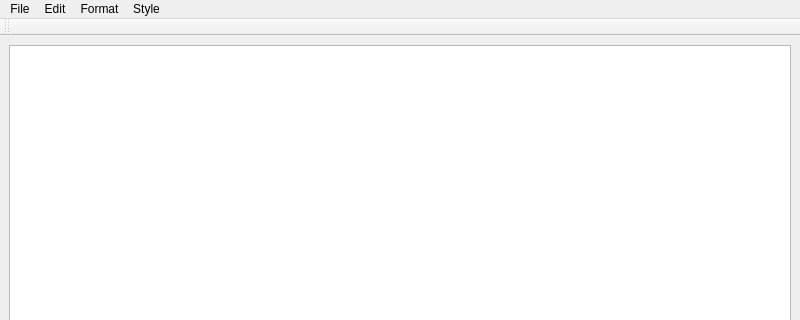
Above: Design.ui from JopkaMuravya/Summer-practice-text-editor before the change; both pictures show x 0 to 800 and y 0 to 320 of the 800 by 615 pixel window. Below: the same form after it.
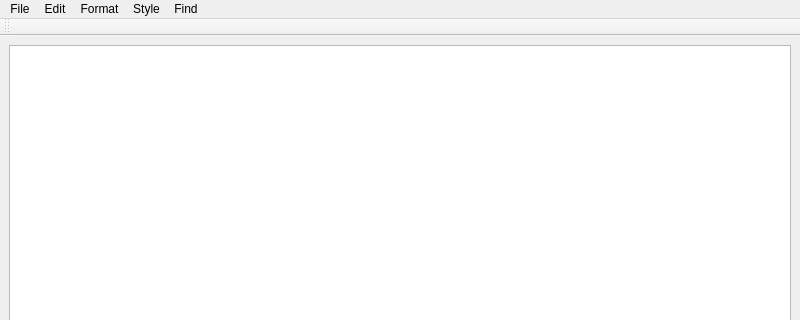
That is the form after the change.

Commit message: find and replace + reg

```diff
--- a/Design.ui
+++ b/Design.ui
@@ -104,10 +104,18 @@
     <addaction name="actionRight"/>
     <addaction name="actionJustify"/>
    </widget>
+   <widget class="QMenu" name="menuFind">
+    <property name="title">
+     <string>Find</string>
+    </property>
+    <addaction name="actionFind"/>
+    <addaction name="actionFind_and_replace"/>
+   </widget>
    <addaction name="menuFile"/>
    <addaction name="menuEdit"/>
    <addaction name="menuFormat"/>
    <addaction name="menuStyle"/>
+   <addaction name="menuFind"/>
   </widget>
   <widget class="QToolBar" name="toolBar">
    <property name="windowTitle">
```
Left out of the diff: 10 changed lines with no effect on the pictures. The commit also changes 2 other files.
